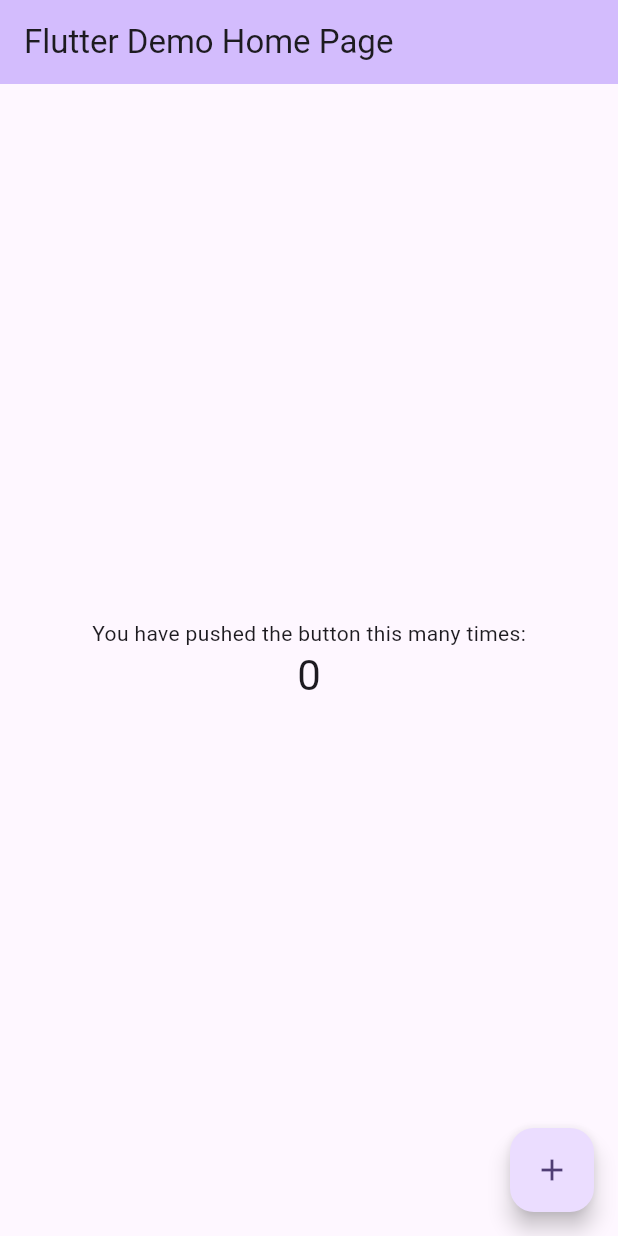
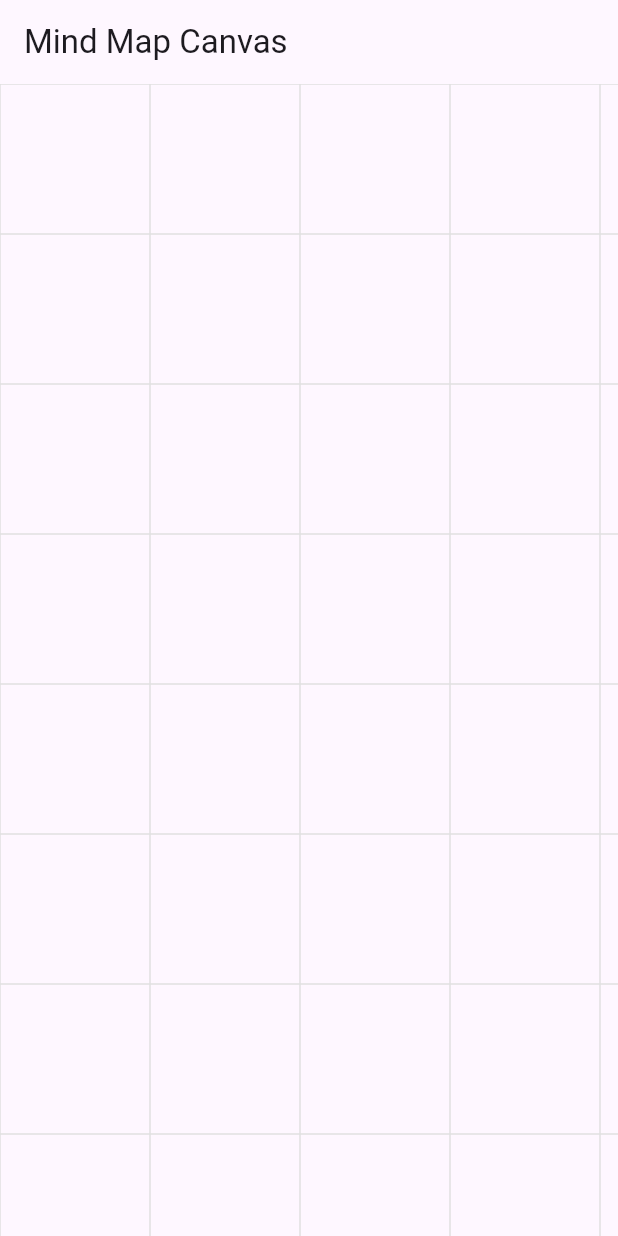
Before and after one commit to hnvcam/teno_mindmap, a Flutter app: the screen it shows after launch, on a phone screen of 412 x 824 dp. Run offline on Flutter 3.47's test engine with Material 3 defaults, Android fonts, the phone set to English and light mode, and no system bars; our stand-ins replace flutter_bloc, freezed_annotation; missing offline and left inert: teno_debug.

Commit message:
Grid Canvas with basic pan and zoom.

```diff
--- a/analysis_options.yaml
+++ b/analysis_options.yaml
@@ -2,3 +2,7 @@ include: package:flutter_lints/flutter.yaml
 
 # Additional information about this file can be found at
 # https://dart.dev/guides/language/analysis-options
+
+linter:
+  rules:
+    file_names: false
--- a/examples/lib/main.dart
+++ b/examples/lib/main.dart
@@ -1,6 +1,11 @@
 import 'package:flutter/material.dart';
+import 'package:teno_debug/teno_debug.dart';
+import 'package:teno_mindmap/canvas/bloc/CanvasBloc.dart';
+import 'package:teno_mindmap/teno_mindmap.dart';
 
 void main() {
+  debugBloc([CanvasBloc]);
+
   runApp(const MyApp());
 }
 
@@ -11,7 +16,7 @@ class MyApp extends StatelessWidget {
   @override
   Widget build(BuildContext context) {
     return MaterialApp(
-      title: 'Flutter Demo',
+      title: 'Teno Mind Map Editor',
       theme: ThemeData(
         // This is the theme of your application.
         //
@@ -30,93 +35,20 @@ class MyApp extends StatelessWidget {
         // tested with just a hot reload.
         colorScheme: ColorScheme.fromSeed(seedColor: Colors.deepPurple),
       ),
-      home: const MyHomePage(title: 'Flutter Demo Home Page'),
+      home: const HomePage(),
+      debugShowCheckedModeBanner: false,
     );
   }
 }
 
-class MyHomePage extends StatefulWidget {
-  const MyHomePage({super.key, required this.title});
-
-  // This widget is the home page of your application. It is stateful, meaning
-  // that it has a State object (defined below) that contains fields that affect
-  // how it looks.
-
-  // This class is the configuration for the state. It holds the values (in this
-  // case the title) provided by the parent (in this case the App widget) and
-  // used by the build method of the State. Fields in a Widget subclass are
-  // always marked "final".
-
-  final String title;
-
-  @override
-  State<MyHomePage> createState() => _MyHomePageState();
-}
-
-class _MyHomePageState extends State<MyHomePage> {
-  int _counter = 0;
-
-  void _incrementCounter() {
-    setState(() {
-      // This call to setState tells the Flutter framework that something has
-      // changed in this State, which causes it to rerun the build method below
-      // so that the display can reflect the updated values. If we changed
-      // _counter without calling setState(), then the build method would not be
-      // called again, and so nothing would appear to happen.
-      _counter++;
-    });
-  }
+class HomePage extends StatelessWidget {
+  const HomePage({super.key});
 
   @override
   Widget build(BuildContext context) {
-    // This method is rerun every time setState is called, for instance as done
-    // by the _incrementCounter method above.
-    //
-    // The Flutter framework has been optimized to make rerunning build methods
-    // fast, so that you can just rebuild anything that needs updating rather
-    // than having to individually change instances of widgets.
     return Scaffold(
-      appBar: AppBar(
-        // TRY THIS: Try changing the color here to a specific color (to
-        // Colors.amber, perhaps?) and trigger a hot reload to see the AppBar
-        // change color while the other colors stay the same.
-        backgroundColor: Theme.of(context).colorScheme.inversePrimary,
-        // Here we take the value from the MyHomePage object that was created by
-        // the App.build method, and use it to set our appbar title.
-        title: Text(widget.title),
-      ),
-      body: Center(
-        // Center is a layout widget. It takes a single child and positions it
-        // in the middle of the parent.
-        child: Column(
-          // Column is also a layout widget. It takes a list of children and
-          // arranges them vertically. By default, it sizes itself to fit its
-          // children horizontally, and tries to be as tall as its parent.
-          //
-          // Column has various properties to control how it sizes itself and
-          // how it positions its children. Here we use mainAxisAlignment to
-          // center the children vertically; the main axis here is the vertical
-          // axis because Columns are vertical (the cross axis would be
-          // horizontal).
-          //
-          // TRY THIS: Invoke "debug painting" (choose the "Toggle Debug Paint"
-          // action in the IDE, or press "p" in the console), to see the
-          // wireframe for each widget.
-          mainAxisAlignment: MainAxisAlignment.center,
-          children: <Widget>[
-            const Text('You have pushed the button this many times:'),
-            Text(
-              '$_counter',
-              style: Theme.of(context).textTheme.headlineMedium,
-            ),
-          ],
-        ),
-      ),
-      floatingActionButton: FloatingActionButton(
-        onPressed: _incrementCounter,
-        tooltip: 'Increment',
-        child: const Icon(Icons.add),
-      ), // This trailing comma makes auto-formatting nicer for build methods.
+      appBar: AppBar(title: const Text('Mind Map Canvas')),
+      body: const MindMap(),
     );
   }
 }
--- a/examples/pubspec.yaml
+++ b/examples/pubspec.yaml
@@ -31,6 +31,7 @@ dependencies:
   flutter:
     sdk: flutter
 
+  teno_debug: ^0.0.1
   teno_mindmap:
     path: ../
 
--- /dev/null
+++ b/lib/MindMap.dart
@@ -0,0 +1,13 @@
+import 'package:flutter/material.dart';
+import 'package:flutter_bloc/flutter_bloc.dart';
+import 'package:teno_mindmap/canvas/GridCanvas.dart';
+import 'package:teno_mindmap/canvas/bloc/CanvasBloc.dart';
+
+class MindMap extends StatelessWidget {
+  const MindMap({super.key});
+
+  @override
+  Widget build(BuildContext context) {
+    return BlocProvider(create: (_) => CanvasBloc(), child: GridCanvas());
+  }
+}
--- /dev/null
+++ b/lib/canvas/CanvasActivityDetector.dart
@@ -0,0 +1,97 @@
+import 'dart:ui';
+
+import 'package:flutter/gestures.dart';
+import 'package:flutter/material.dart';
+import 'package:teno_mindmap/canvas/bloc/CanvasBloc.dart';
+
+class CanvasActivityDetector extends StatefulWidget {
+  final Widget child;
+  final double _minScale;
+  final double _maxScale;
+  final double _scalingStep;
+  final Duration _scalingDelay;
+
+  CanvasActivityDetector({
+    super.key,
+    required this.child,
+    double minScale = 0.1,
+    double maxScale = 10,
+    double scalingStep = 0.1,
+    int scalingFps = 60,
+  }) : _minScale = minScale.clamp(0.01, 1),
+       _maxScale = maxScale.clamp(1, 100),
+       _scalingStep = scalingStep.clamp(0.01, 0.99),
+       _scalingDelay = Duration(
+         milliseconds: (1000 / scalingFps.clamp(1, 120)).round(),
+       );
+
+  @override
+  State<CanvasActivityDetector> createState() => _CanvasActivityDetectorState();
+}
+
+class _CanvasActivityDetectorState extends State<CanvasActivityDetector> {
+  Duration _lastScalingTimeStamp = Duration.zero;
+  @override
+  Widget build(BuildContext context) {
+    return Listener(
+      onPointerSignal: (event) {
+        if (event is PointerScaleEvent) {
+          _handleScale(context, event.scale, event.delta, event.timeStamp);
+        }
+      },
+      child: GestureDetector(
+        onScaleUpdate: (details) {
+          if (details.scale == 1) {
+            CanvasBloc.read(
+              context,
+            ).add(CanvasPanned(panDelta: details.focalPointDelta));
+          } else {
+            _handleScale(
+              context,
+              details.scale,
+              details.focalPointDelta,
+              details.sourceTimeStamp ?? Duration.zero,
+            );
+          }
+        },
+        // Set the supported devices to all devices.
+        supportedDevices: const {
+          PointerDeviceKind.touch,
+          PointerDeviceKind.mouse,
+          PointerDeviceKind.stylus,
+          PointerDeviceKind.invertedStylus,
+          PointerDeviceKind.trackpad,
+        },
+        child: widget.child,
+      ),
+    );
+  }
+
+  void _handleScale(
+    BuildContext context,
+    double scale,
+    Offset delta,
+    Duration timeStamp,
+  ) {
+    if (timeStamp - _lastScalingTimeStamp < widget._scalingDelay) {
+      return;
+    }
+    _lastScalingTimeStamp = timeStamp;
+    final currentState = CanvasBloc.read(context).state;
+    double effectiveScale = 1.0;
+    if (scale > 1) {
+      effectiveScale = 1 + widget._scalingStep;
+    } else if (scale < 1) {
+      effectiveScale = 1 - widget._scalingStep;
+    }
+    final newScale = clampDouble(
+      effectiveScale * currentState.scale,
+      widget._minScale,
+      widget._maxScale,
+    );
+    final newOffset = delta / newScale;
+    CanvasBloc.read(
+      context,
+    ).add(CanvasTransformed(scale: newScale, offset: newOffset));
+  }
+}
--- /dev/null
+++ b/lib/canvas/GridCanvas.dart
@@ -0,0 +1,82 @@
+// ----------------------------------------------------
+// The Grid Canvas Widget
+// ----------------------------------------------------
+import 'package:flutter/material.dart';
+import 'package:flutter_bloc/flutter_bloc.dart';
+import 'package:teno_mindmap/canvas/CanvasActivityDetector.dart';
+
+import 'bloc/CanvasBloc.dart';
+import 'bloc/CanvasState.dart';
+
+class GridCanvas extends StatelessWidget {
+  const GridCanvas({super.key});
+
+  @override
+  Widget build(BuildContext context) {
+    return CanvasActivityDetector(
+      child: ClipRect(
+        child: BlocBuilder<CanvasBloc, CanvasState>(
+          builder: (context, state) {
+            return CustomPaint(
+              size: Size.infinite,
+              painter: GridPainter(scale: state.scale, offset: state.offset),
+            );
+          },
+        ),
+      ),
+    );
+  }
+}
+
+// ----------------------------------------------------
+// The Grid Painter
+// ----------------------------------------------------
+class GridPainter extends CustomPainter {
+  final double scale;
+  final Offset offset;
+
+  GridPainter({required this.scale, required this.offset});
+
+  @override
+  void paint(Canvas canvas, Size size) {
+    final Paint paint =
+        Paint()
+          ..color = Colors.grey.shade300
+          ..strokeWidth = 1.0;
+
+    const double gridSize = 100.0;
+
+    // Calculate the visible area based on the canvas size, scale, and offset
+    final double left = -offset.dx;
+    final double top = -offset.dy;
+    final double right = left + size.width / scale;
+    final double bottom = top + size.height / scale;
+
+    // Calculate the start and end indices for drawing lines to optimize performance
+    final int startX = (left / gridSize).floor();
+    final int endX = (right / gridSize).ceil();
+    final int startY = (top / gridSize).floor();
+    final int endY = (bottom / gridSize).ceil();
+
+    // Draw vertical lines
+    for (int i = startX; i <= endX; i++) {
+      final double x = i * gridSize;
+      // Convert world coordinates to screen coordinates before drawing
+      final double screenX = (x + offset.dx) * scale;
+      canvas.drawLine(Offset(screenX, 0), Offset(screenX, size.height), paint);
+    }
+
+    // Draw horizontal lines
+    for (int i = startY; i <= endY; i++) {
+      final double y = i * gridSize;
+      // Convert world coordinates to screen coordinates before drawing
+      final double screenY = (y + offset.dy) * scale;
+      canvas.drawLine(Offset(0, screenY), Offset(size.width, screenY), paint);
+    }
+  }
+
+  @override
+  bool shouldRepaint(covariant GridPainter oldDelegate) {
+    return oldDelegate.scale != scale || oldDelegate.offset != offset;
+  }
+}
--- /dev/null
+++ b/lib/canvas/bloc/CanvasBloc.dart
@@ -0,0 +1,29 @@
+import 'dart:async';
+
+import 'package:flutter/material.dart';
+import 'package:flutter_bloc/flutter_bloc.dart';
+
+import 'CanvasState.dart';
+
+part 'CanvasEvent.dart';
+
+class CanvasBloc extends Bloc<CanvasEvent, CanvasState> {
+  static CanvasBloc read(BuildContext context) => context.read<CanvasBloc>();
+
+  // The initial state is now cleaner thanks to @Default in freezed
+  CanvasBloc() : super(const CanvasState()) {
+    on<CanvasPanned>(_onPanned);
+    on<CanvasTransformed>(_onTransformed);
+  }
+
+  FutureOr<void> _onPanned(CanvasPanned event, Emitter<CanvasState> emit) {
+    emit(state.copyWith(offset: state.offset + (event.panDelta / state.scale)));
+  }
+
+  FutureOr<void> _onTransformed(
+    CanvasTransformed event,
+    Emitter<CanvasState> emit,
+  ) {
+    emit(state.copyWith(scale: event.scale, offset: event.offset));
+  }
+}
--- /dev/null
+++ b/lib/canvas/bloc/CanvasEvent.dart
@@ -0,0 +1,16 @@
+part of 'CanvasBloc.dart';
+
+sealed class CanvasEvent {
+  const CanvasEvent();
+}
+
+class CanvasPanned extends CanvasEvent {
+  final Offset panDelta;
+  const CanvasPanned({required this.panDelta});
+}
+
+class CanvasTransformed extends CanvasEvent {
+  final double scale;
+  final Offset offset;
+  const CanvasTransformed({required this.scale, required this.offset});
+}
--- /dev/null
+++ b/lib/canvas/bloc/CanvasState.dart
@@ -0,0 +1,14 @@
+import 'dart:ui';
+
+import 'package:freezed_annotation/freezed_annotation.dart';
+
+part 'generated/CanvasState.freezed.dart';
+
+@freezed
+sealed class CanvasState with _$CanvasState {
+  const factory CanvasState({
+    // @Default provides default values for the initial state.
+    @Default(1.0) double scale,
+    @Default(Offset.zero) Offset offset,
+  }) = _CanvasState;
+}
--- a/pubspec.yaml
+++ b/pubspec.yaml
@@ -10,11 +10,16 @@ environment:
 dependencies:
   flutter:
     sdk: flutter
+  flutter_bloc: ^9.1.1
+  freezed_annotation: ^3.0.0
 
 dev_dependencies:
   flutter_test:
     sdk: flutter
   flutter_lints: ^5.0.0
+  build_runner: ^2.5.4
+  freezed: ^3.0.6
+  logging: ^1.3.0
 
 # For information on the generic Dart part of this file, see the
 # following page: https://dart.dev/tools/pub/pubspec
```
Also changed, not shown: build.yaml (added, +13 -0 lines), lib/teno_mindmap.dart (+3 -5 lines), examples/pubspec.lock, lib/canvas/bloc/generated/CanvasState.freezed.dart (added), 21 other files.
